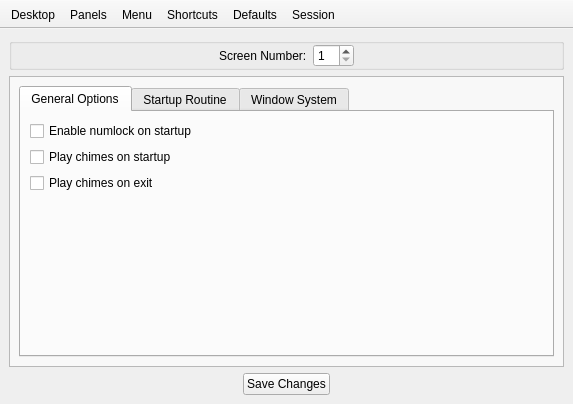
Before: the Qt Designer form lumina-config/mainUI.ui in lumina-desktop/lumina, drawn with Qt 5.
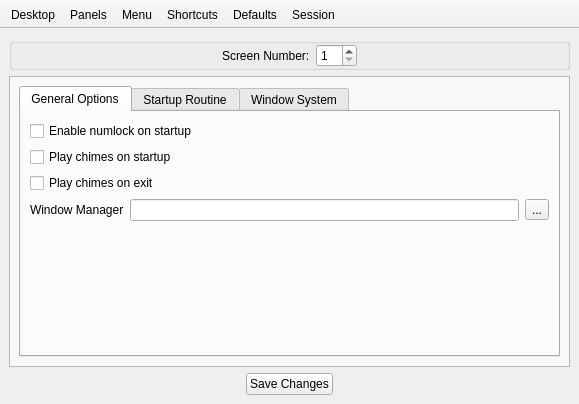
After: the same form once the commit is applied. The open tabs and pages were chosen to show the change.

Commit message: make window manager selectable from lumina-config>settings>general

```diff
--- a/lumina-config/mainUI.ui
+++ b/lumina-config/mainUI.ui
@@ -9,8 +9,8 @@
    <rect>
     <x>0</x>
     <y>0</y>
-    <width>573</width>
-    <height>385</height>
+    <width>579</width>
+    <height>392</height>
    </rect>
   </property>
   <property name="windowTitle">
@@ -1111,6 +1111,30 @@
               </property>
              </widget>
             </item>
+            <item>
+             <layout class="QHBoxLayout" name="horizontalLayout_18">
+              <property name="topMargin">
+               <number>0</number>
+              </property>
+              <item>
+               <widget class="QLabel" name="label_12">
+                <property name="text">
+                 <string>Window Manager</string>
+                </property>
+               </widget>
+              </item>
+              <item>
+               <widget class="QLineEdit" name="line_session_windowmanager"/>
+              </item>
+              <item>
+               <widget class="QToolButton" name="tool_session_findwm">
+                <property name="text">
+                 <string>...</string>
+                </property>
+               </widget>
+              </item>
+             </layout>
+            </item>
             <item>
              <spacer name="verticalSpacer_2">
               <property name="orientation">
```
Left out of the diff: 26 changed lines with no effect on the pictures. The commit also changes 3 other files.
